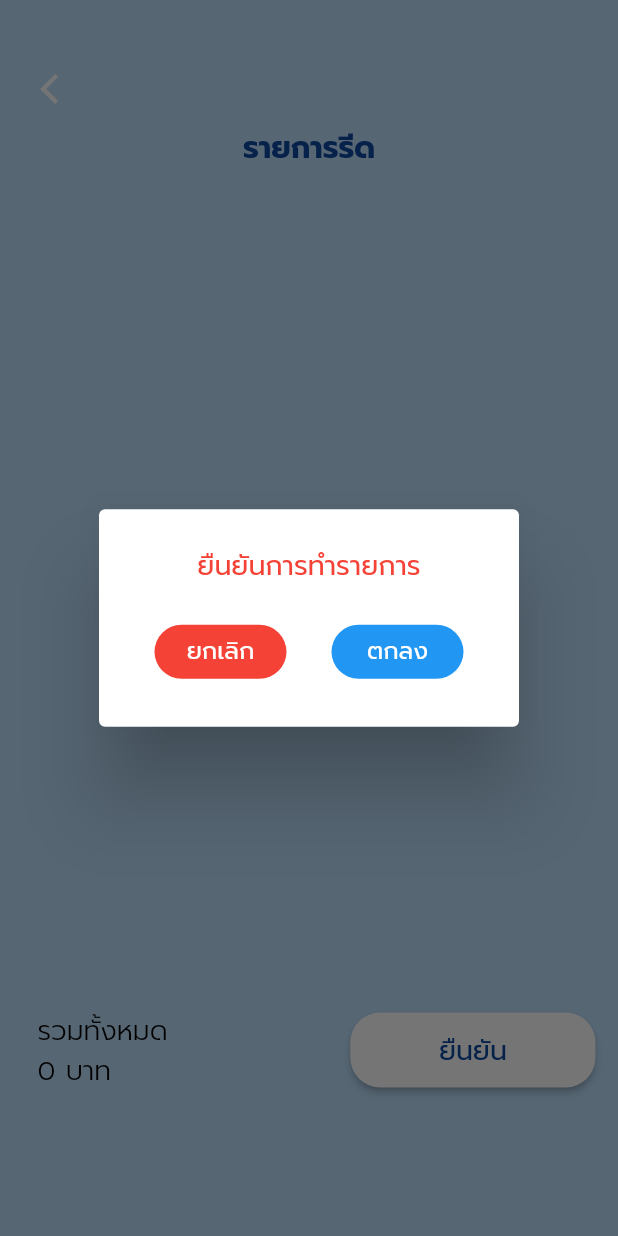
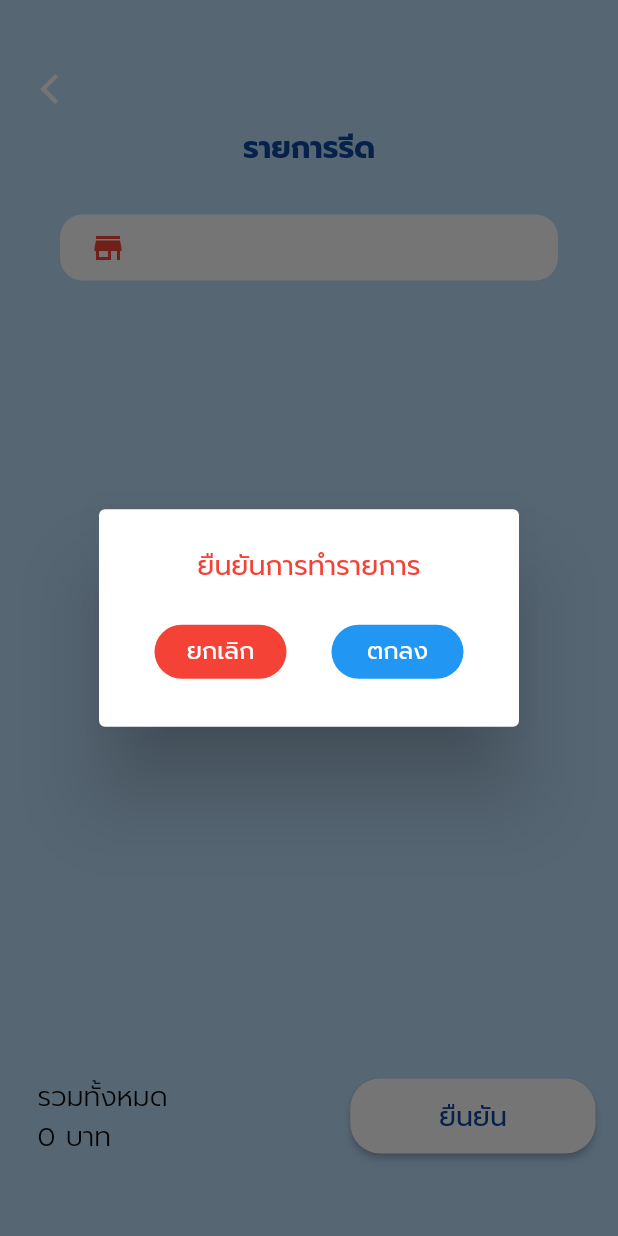
Before and after one commit to faiffk2541/Project_LQ_New, a Flutter app: the DetailServiceIronPage screen opened directly with empty values, after a tap on "ยืนยัน", on a phone screen of 412 x 824 dp. Run offline on Flutter 3.47's test engine with Material 2 defaults, Android fonts, the phone set to English and light mode, and no system bars; our stand-ins replace cloud_firestore, curved_navigation_bar, firebase_auth, firebase_core, firebase_storage, google_sign_in and 1 more; accounts and stored records are empty.

Commit message:
[fix] detail

```diff
--- a/newlaundry/lib/userpage/detailservice/detailservicefold.dart
+++ b/newlaundry/lib/userpage/detailservice/detailservicefold.dart
@@ -385,7 +385,11 @@ class DetailServiceFoldState extends State<DetailServiceFoldPage> {
                             context,
                             MaterialPageRoute(
                               builder: (context) => AddCartFoldPage(
-                                  widget.laundryUID, totalproduct, sum, total),
+                                  widget.laundryUID,
+                                  widget.name,
+                                  totalproduct,
+                                  sum,
+                                  total),
                             ),
                           );
                         },
--- a/newlaundry/lib/userpage/detailservice/detailserviceiron.dart
+++ b/newlaundry/lib/userpage/detailservice/detailserviceiron.dart
@@ -1,14 +1,13 @@
 import 'package:cloud_firestore/cloud_firestore.dart';
 import 'package:firebase_auth/firebase_auth.dart';
 import 'package:flutter/material.dart';
-import 'package:newlaundry/userpage/cart/addcart.dart';
-
 import '../../navigationbar.dart';
 
 class DetailServiceIronPage extends StatefulWidget {
   final String laundryUID;
+  final String name;
 
-  DetailServiceIronPage(this.laundryUID);
+  DetailServiceIronPage(this.laundryUID, this.name);
   @override
   DetailServiceIronState createState() => DetailServiceIronState();
 }
@@ -27,18 +26,6 @@ class DetailServiceIronState extends State<DetailServiceIronPage> {
   void initState() {
     super.initState();
   }
-
-  // void add() {
-  //   setState(() {
-  //     count++;
-  //   });
-  // }
-
-  // void minus() {
-  //   setState(() {
-  //     if (count != 0) count--;
-  //   });
-  // }
 
   @override
   Widget build(BuildContext context) {
@@ -76,6 +63,44 @@ class DetailServiceIronState extends State<DetailServiceIronPage> {
               ),
               SizedBox(height: 30),
               Container(
+                child: Padding(
+                  padding: EdgeInsets.only(right: 40, left: 40),
+                  child: Container(
+                    padding: EdgeInsets.symmetric(vertical: 10, horizontal: 20),
+                    decoration: BoxDecoration(
+                      color: Colors.white,
+                      borderRadius: BorderRadius.only(
+                          topLeft: Radius.circular(15),
+                          topRight: Radius.circular(15),
+                          bottomLeft: Radius.circular(15),
+                          bottomRight: Radius.circular(15)),
+                    ),
+                    child: Column(
+                      children: [
+                        Row(
+                          children: [
+                            Icon(
+                              Icons.store,
+                              color: Colors.red,
+                            ),
+                            SizedBox(width: 10, height: 10),
+                            Text(
+                              widget.name,
+                              style: TextStyle(
+                                  height: 1.5,
+                                  color: Colors.black,
+                                  fontFamily: 'Prompt',
+                                  fontSize: 16,
+                                  fontWeight: FontWeight.w300),
+                            )
+                          ],
+                        ),
+                      ],
+                    ),
+                  ),
+                ),
+              ),
+              Container(
                 height: 500,
                 child: StreamBuilder(
                     stream: Firestore.instance
@@ -97,7 +122,6 @@ class DetailServiceIronState extends State<DetailServiceIronPage> {
                               DocumentSnapshot TypeOfService =
                                   snapshot.data.documents[index];
                               print(TypeOfService.documentID);
-
                               return Stack(
                                 children: [
                                   Container(
@@ -173,17 +197,26 @@ class DetailServiceIronState extends State<DetailServiceIronPage> {
                                                                 TypeOfService
                                                                     .documentID],
                                                           });
-                                                          totalproduct.forEach((element) {
-                                                          if (!order.containsKey(element)){
+                                                          totalproduct.forEach(
+                                                              (element) {
+                                                            if (!order
+                                                                .containsKey(
+                                                                    element)) {
                                                               order[TypeOfService
-                                                                      .data()['Type']] = count ;
+                                                                          .data()[
+                                                                      'Type']] =
+                                                                  count;
                                                             } else {
                                                               order[TypeOfService
-                                                                      .data()['Type']] = count ;
+                                                                          .data()[
+                                                                      'Type']] =
+                                                                  count;
                                                             }
                                                           });
-                                                        print('choose ==> $choose');
-                                                        print('order ==> $order');
+                                                          print(
+                                                              'choose ==> $choose');
+                                                          print(
+                                                              'order ==> $order');
 
                                                           sum.remove(int.parse(
                                                               TypeOfService
@@ -195,8 +228,8 @@ class DetailServiceIronState extends State<DetailServiceIronPage> {
                                                                   value +
                                                                   element);
                                                           print('sum ==> $sum');
-                                                          print('total ==> $total');
-
+                                                          print(
+                                                              'total ==> $total');
                                                         });
                                                       }
                                                     },
@@ -230,7 +263,8 @@ class DetailServiceIronState extends State<DetailServiceIronPage> {
                                                               TypeOfService
                                                                   .documentID] = 1;
                                                         } else {
-                                                          count = choose[TypeOfService
+                                                          count = choose[
+                                                              TypeOfService
                                                                   .documentID] += 1;
                                                         }
                                                         print(
@@ -249,18 +283,27 @@ class DetailServiceIronState extends State<DetailServiceIronPage> {
                                                               TypeOfService
                                                                   .documentID],
                                                         });
-                                                        totalproduct.forEach((element) {
-                                                          if (!order.containsKey(element)){
+                                                        totalproduct
+                                                            .forEach((element) {
+                                                          if (!order
+                                                              .containsKey(
+                                                                  element)) {
                                                             order[TypeOfService
-                                                                      .data()['Type']] = count ;
+                                                                        .data()[
+                                                                    'Type']] =
+                                                                count;
                                                           } else {
                                                             order[TypeOfService
-                                                                      .data()['Type']] = count ;
+                                                                        .data()[
+                                                                    'Type']] =
+                                                                count;
                                                           }
                                                         });
 
-                                                        print('test2 ==> $order');
-                                                        print('map ==> $choose');
+                                                        print(
+                                                            'test2 ==> $order');
+                                                        print(
+                                                            'map ==> $choose');
                                                         sum.add(int.parse(
                                                             TypeOfService
                                                                     .data()[
@@ -272,7 +315,8 @@ class DetailServiceIronState extends State<DetailServiceIronPage> {
                                                                 value +
                                                                 element);
                                                         print('sum ==> $sum');
-                                                        print('total ==> $total');
+                                                        print(
+                                                            'total ==> $total');
                                                       });
                                                     },
                                                     child: Image.asset(
@@ -463,9 +507,6 @@ class DetailServiceIronState extends State<DetailServiceIronPage> {
     Map<String, dynamic> service = Map();
 
     service['order'] = order;
-    // service['Type'] = type;
-    // service['Count'] = count;
-
     await databaseReference
         .collection("Order")
         .document(firebaseAuth.currentUser.uid)
```
Lines whose indentation alone changed are shown as unchanged.
